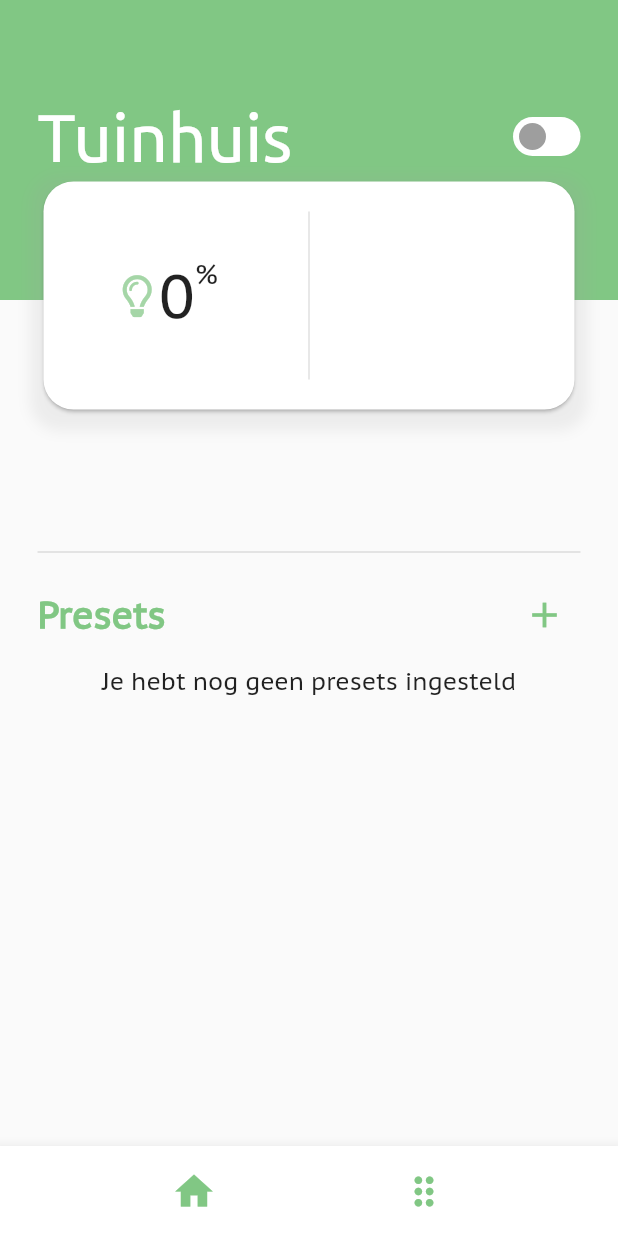
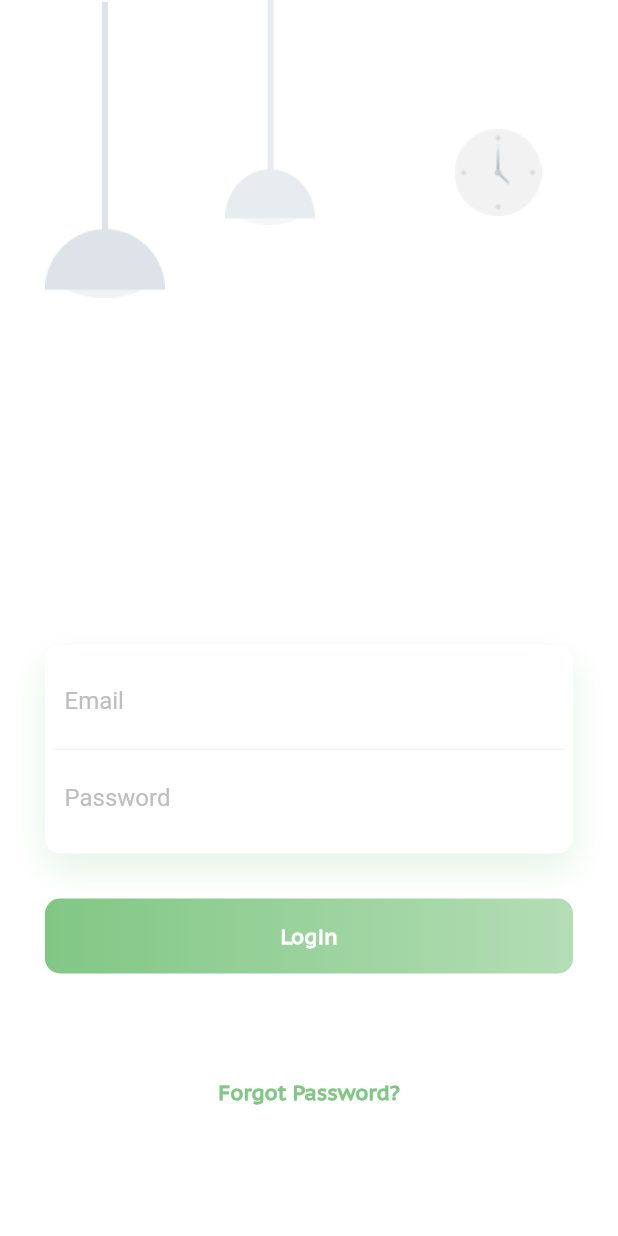
Before and after one commit to ruudvandenboomen/light_app, a Flutter app: the screen it shows after launch, on a phone screen of 412 x 824 dp. Run offline on Flutter 3.47's test engine with Material 2 defaults, Android fonts, the phone set to English and light mode, and no system bars; our stand-ins replace device_info, font_awesome_flutter, shared_preferences, sqflite; missing offline and left inert: mqtt_client, shared_preferences_web; accounts and stored records are empty; project files that could hold a hidden picture were left out.

Commit message:
Add login page and support for web on mqtt client

```diff
--- a/lib/main.dart
+++ b/lib/main.dart
@@ -6,10 +6,13 @@ import 'package:flutter/services.dart';
 import 'package:light_app/mqtt/mqtt_wrapper.dart';
 import 'package:light_app/objects/light.dart';
 import 'package:light_app/objects/room.dart';
+import 'package:light_app/pages/onboarding/login_page.dart';
 import 'package:light_app/pages/main_control_page.dart';
 import 'package:light_app/ui/round_slider_track_shape.dart';
 import 'package:light_app/util/database_service.dart';
 import 'package:provider/provider.dart';
+import 'package:shared_preferences/shared_preferences.dart';
+import 'package:uuid/uuid.dart';
 
 List<Light> _lamps = [
   Light('Lamp 1'),
@@ -25,13 +28,20 @@ List<Light> _lamps = [
 void main() async {
   WidgetsFlutterBinding.ensureInitialized();
   DatabaseService();
+  var sharedPreferences = await SharedPreferences.getInstance();
+  String token = sharedPreferences.get('token');
+  var isLoggedIn = token != null;
   runApp(ChangeNotifierProvider(
     create: (context) => Room('Tuinhuis', _lamps),
-    child: MyApp(),
+    child: MyApp(isLoggedIn),
   ));
 }
 
 class MyApp extends StatefulWidget {
+  final bool isLoggedIn;
+
+  MyApp(this.isLoggedIn);
+
   @override
   State createState() => MyAppState();
 }
@@ -65,11 +75,14 @@ class MyAppState extends State<MyApp> {
         var data = await deviceInfoPlugin.iosInfo;
         //UUID for iOS
         identifier = data.identifierForVendor;
+      } else  {
+        var uuid = Uuid();
+        identifier = uuid.v1();
       }
     } on PlatformException {
       debugPrint('Failed to get platform version');
     }
-    return 'phone_client_$identifier';
+    return 'client_$identifier';
   }
 
   @override
@@ -86,15 +99,18 @@ class MyAppState extends State<MyApp> {
                 activeTrackColor: Colors.green,
               ),
           textTheme: TextTheme(
-            headline1: TextStyle(fontFamily: 'Ubuntu'),
+            headline1: TextStyle(
+                fontFamily: 'Ubuntu', color: Colors.white, fontSize: 32),
             headline2: TextStyle(fontFamily: 'Ubuntu'),
             button: TextStyle(fontFamily: 'Ubuntu'),
             bodyText1: TextStyle(fontFamily: 'PTSans'),
             bodyText2: TextStyle(fontFamily: 'PTSans'),
           ),
-          iconTheme: IconThemeData(color: Colors.white, size: 28), colorScheme: ColorScheme.fromSwatch().copyWith(secondary: Colors.green[200])),
+          iconTheme: IconThemeData(color: Colors.white, size: 28),
+          colorScheme:
+              ColorScheme.fromSwatch().copyWith(secondary: Colors.green[200])),
       debugShowCheckedModeBanner: false,
-      home: mainControlPage,
+      home: widget.isLoggedIn ? MainControlPage() : LoginPage(),
       routes: <String, WidgetBuilder>{
         '/main': (BuildContext context) => mainControlPage,
       },
--- /dev/null
+++ b/lib/mqtt/mqtt_client_factory.dart
@@ -0,0 +1,3 @@
+export 'mqtt_client_factory_null.dart'
+  if (dart.library.html) 'mqtt_client_factory_web.dart'
+  if (dart.library.io) 'mqtt_client_server.dart';
--- /dev/null
+++ b/lib/mqtt/mqtt_client_factory_null.dart
@@ -0,0 +1,5 @@
+import 'package:mqtt_client/mqtt_client.dart';
+
+MqttClient makeClient(String url, String clientId, int port) {
+  throw 'Platform not supported';
+}
--- /dev/null
+++ b/lib/mqtt/mqtt_client_factory_web.dart
@@ -0,0 +1,4 @@
+import 'package:mqtt_client/mqtt_client.dart';
+import 'package:mqtt_client/mqtt_browser_client.dart';
+
+MqttClient makeClient(String url, String clientId, int port) => MqttBrowserClient.withPort(url, clientId, port);
--- /dev/null
+++ b/lib/mqtt/mqtt_client_server.dart
@@ -0,0 +1,7 @@
+import 'package:mqtt_client/mqtt_client.dart';
+import 'package:mqtt_client/mqtt_server_client.dart';
+
+MqttClient makeClient(String url, String clientId, int port) {
+  var client = MqttServerClient.withPort(url, clientId, port);
+  return client;
+}
--- a/lib/mqtt/mqtt_wrapper.dart
+++ b/lib/mqtt/mqtt_wrapper.dart
@@ -4,8 +4,10 @@ import 'package:flutter/material.dart';
 import 'package:light_app/objects/room.dart';
 import 'package:light_app/objects/temperature.dart';
 import 'package:mqtt_client/mqtt_client.dart';
-import 'package:mqtt_client/mqtt_server_client.dart';
 import 'package:provider/provider.dart';
+import 'package:flutter/foundation.dart' show kIsWeb;
+import 'package:mqtt_client/mqtt_client.dart';
+import 'mqtt_client_factory.dart';
 
 enum MqttCurrentConnectionState {
   IDLE,
@@ -29,7 +31,7 @@ class MQTTClientWrapper {
   String password;
   BuildContext context;
 
-  MqttServerClient client;
+  MqttClient client;
 
   MqttCurrentConnectionState connectionState = MqttCurrentConnectionState.IDLE;
   MqttSubscriptionState subscriptionState = MqttSubscriptionState.IDLE;
@@ -60,8 +62,11 @@ class MQTTClientWrapper {
   }
 
   void _setupMqttClient() {
-    client =
-        MqttServerClient.withPort(_server, _clientId, _port);
+    if (kIsWeb) {
+      client = makeClient('ws://127.0.0.1', _clientId, 8080);
+    } else {
+      client = makeClient(_server, _clientId, _port);
+    }
     client.logging(on: true);
     client.keepAlivePeriod = 20;
     client.onDisconnected = _onDisconnected;
--- /dev/null
+++ b/lib/pages/onboarding/login_page.dart
@@ -0,0 +1,256 @@
+import 'dart:convert';
+import 'dart:io';
+
+import 'package:flutter/material.dart';
+import 'package:light_app/rest/AuthService.dart';
+import 'package:shared_preferences/shared_preferences.dart';
+
+import '../main_control_page.dart';
+
+class LoginPage extends StatefulWidget {
+  const LoginPage({Key key}) : super(key: key);
+
+  @override
+  _LoginPageState createState() => _LoginPageState();
+}
+
+class _LoginPageState extends State<LoginPage> {
+  var _formKey = GlobalKey<FormState>();
+  final emailController = TextEditingController();
+  final passwordController = TextEditingController();
+  String errorMessage;
+
+  @override
+  void dispose() {
+    emailController.dispose();
+    passwordController.dispose();
+    super.dispose();
+  }
+
+  void login() async {
+    errorMessage = null;
+
+    if (_formKey.currentState.validate()) {
+      print('${emailController.text}, ${passwordController.text}');
+      var login = await AuthService.login(
+          emailController.text, passwordController.text);
+      Map resp = jsonDecode(login.body);
+      if (login.statusCode == HttpStatus.unauthorized) {
+        if (resp.containsKey('message')) {
+          errorMessage = resp['message'];
+        }
+      } else if (login.statusCode == HttpStatus.created) {
+        var token = resp['token'];
+        var sharedPreferences = await SharedPreferences.getInstance();
+        await sharedPreferences.setString('token', token);
+        await Navigator.push(context,
+            MaterialPageRoute(builder: (context) => MainControlPage()));
+      }
+      setState(() {});
+      print(login.body);
+      print(login.statusCode);
+    }
+  }
+
+  @override
+  Widget build(BuildContext context) {
+    return Scaffold(
+      resizeToAvoidBottomInset: false,
+      backgroundColor: Colors.white,
+      body: SingleChildScrollView(
+          child: Stack(
+        children: [
+          SizedBox(
+            width: MediaQuery.of(context).size.width,
+            height: 900,
+            child:Container()
+          ),
+          Column(
+            children: [
+              Container(
+                height: 400,
+                child: Stack(
+                  children: [
+                    Positioned(
+                        left: 30,
+                        width: 80,
+                        height: 200,
+                        child: Container(
+                          decoration: BoxDecoration(
+                              image: DecorationImage(
+                                  image:
+                                      AssetImage('assets/images/light-1.png'))),
+                        )),
+                    Positioned(
+                        left: 140,
+                        width: 80,
+                        height: 150,
+                        child: Container(
+                          decoration: BoxDecoration(
+                              image: DecorationImage(
+                                  image:
+                                      AssetImage('assets/images/light-2.png'))),
+                        )),
+                    Positioned(
+                        right: 40,
+                        top: 40,
+                        width: 80,
+                        height: 150,
+                        child: Container(
+                          decoration: BoxDecoration(
+                              image: DecorationImage(
+                                  image:
+                                      AssetImage('assets/images/clock.png'))),
+                        )),
+                    Positioned(
+                        child: Container(
+                      margin: EdgeInsets.only(top: 50),
+                      child: Center(
+                          child: Text(
+                        'Login',
+                        style: TextStyle(
+                            color: Colors.white,
+                            fontSize: 40,
+                            fontWeight: FontWeight.bold),
+                      )),
+                    )),
+                  ],
+                ),
+              ),
+              Container(
+                constraints: BoxConstraints(maxWidth: 500),
+                padding: EdgeInsets.all(30),
+                child: Column(
+                  children: [
+                    Container(
+                      padding: EdgeInsets.all(5),
+                      decoration: BoxDecoration(
+                          color: Colors.white,
+                          borderRadius: BorderRadius.circular(10),
+                          boxShadow: [
+                            BoxShadow(
+                                color: Color.fromRGBO(129, 199, 132, 0.2),
+                                blurRadius: 20,
+                                offset: Offset(0, 10))
+                          ]),
+                      child: Form(
+                        key: _formKey,
+                        child: Column(
+                          children: [
+                            Container(
+                              padding: EdgeInsets.all(8),
+                              decoration: BoxDecoration(
+                                  border: Border(
+                                      bottom:
+                                          BorderSide(color: Colors.grey[100]))),
+                              child: TextFormField(
+                                validator: (value) {
+                                  if (value == null || value.isEmpty) {
+                                    return 'Please enter your email';
+                                  }
+                                  return null;
+                                },
+                                controller: emailController,
+                                decoration: InputDecoration(
+                                    border: InputBorder.none,
+                                    hintText: 'Email',
+                                    hintStyle:
+                                        TextStyle(color: Colors.grey[400])),
+                              ),
+                            ),
+                            Container(
+                              padding: EdgeInsets.all(8),
+                              child: TextFormField(
+                                onFieldSubmitted: (value) => login(),
+                                validator: (value) {
+                                  if (value == null || value.isEmpty) {
+                                    return 'Please enter your password';
+                                  }
+                                  return null;
+                                },
+                                controller: passwordController,
+                                obscureText: true,
+                                decoration: InputDecoration(
+                                    border: InputBorder.none,
+                                    hintText: 'Password',
+                                    hintStyle:
+                                        TextStyle(color: Colors.grey[400])),
+                              ),
+                            ),
+                          ],
+                        ),
+                      ),
+                    ),
+                    SizedBox(
+                      height: 30,
+                    ),
+                    MouseRegion(
+                      cursor: SystemMouseCursors.click,
+                      child: GestureDetector(
+                        onTap: () => login(),
+                        child: Container(
+                          height: 50,
+                          decoration: BoxDecoration(
+                              borderRadius: BorderRadius.circular(10),
+                              gradient: LinearGradient(colors: [
+                                Color.fromRGBO(129, 199, 132, 1.0),
+                                Color.fromRGBO(129, 199, 132, 0.6)
+                              ])),
+                          child: Center(
+                            child: Text(
+                              'Login',
+                              style: TextStyle(
+                                  color: Colors.white,
+                                  fontWeight: FontWeight.bold),
+                            ),
+                          ),
+                        ),
+                      ),
+                    ),
+                    SizedBox(
+                      height: 70,
+                    ),
+                    Text(
+                      'Forgot Password?',
+                      style: TextStyle(
+                          color: Color.fromRGBO(129, 199, 132, 1),
+                          fontWeight: FontWeight.bold),
+                    ),
+                  ],
+                ),
+              )
+            ],
+          )
+        ],
+      )),
+    );
+  }
+}
+
+class GreenClipper extends CustomClipper<Path> {
+  @override
+  Path getClip(Size size) {
+    var path = Path();
+    path.lineTo(0, size.height / 3.25);
+    var firstControlPoint = Offset(size.width / 4, size.height / 2.5);
+    var firstEndPoint = Offset(size.width / 2, size.height / 2.5 - 60);
+    var secondControlPoint =
+        Offset(size.width - (size.width / 4), size.height / 3 - 65);
+    var secondEndPoint = Offset(size.width, size.height / 2.5 - 40);
+
+    path.quadraticBezierTo(firstControlPoint.dx, firstControlPoint.dy,
+        firstEndPoint.dx, firstEndPoint.dy);
+    path.quadraticBezierTo(secondControlPoint.dx, secondControlPoint.dy,
+        secondEndPoint.dx, secondEndPoint.dy);
+
+    path.lineTo(size.width, size.height / 3);
+    path.lineTo(size.width, 0);
+    path.close();
+    return path;
+  }
+
+  @override
+  bool shouldReclip(CustomClipper oldClipper) {
+    return null;
+  }
+}
--- /dev/null
+++ b/lib/rest/AuthService.dart
@@ -0,0 +1,30 @@
+import 'dart:convert';
+
+import 'package:http/http.dart';
+
+class AuthService {
+  static String BASE_URL = 'http://192.168.178.21:8000/api';
+
+  static Future<Response> login(String email, String password) {
+    return post(
+      Uri.parse('$BASE_URL/login'),
+      headers: <String, String>{
+        'Content-Type': 'application/json',
+      },
+      body: jsonEncode(<String, String>{
+        'email': email,
+        'password': password,
+      }),
+    );
+  }
+
+  static Future<Response> logout(String token) {
+    return post(
+      Uri.parse('$BASE_URL/logout'),
+      headers: <String, String>{
+        'Content-Type': 'application/json',
+        'Authorization': 'Bearer $token',
+      },
+    );
+  }
+}
--- a/pubspec.yaml
+++ b/pubspec.yaml
@@ -30,6 +30,8 @@ dependencies:
   sqflite: ^1.3.0
   provider: ^5.0.0
   device_info: ^2.0.2
+  http: ^0.13.3
+  uuid: ^3.0.4
 
 dev_dependencies:
   flutter_test:
@@ -56,6 +58,7 @@ flutter:
   # To add assets to your application, add an assets section, like this:
   assets:
    - assets/
+   - assets/images/
 
   # An image asset can refer to one or more resolution-specific "variants", see
   # https://flutter.dev/assets-and-images/#resolution-aware.
```
Also changed, not shown: lib/pages/onboarding/register_page.dart (added, +17 -0 lines), assets/images/clock.png (added), assets/images/light-1.png (added), assets/images/light-2.png (added), pubspec.lock, 1 other file.
